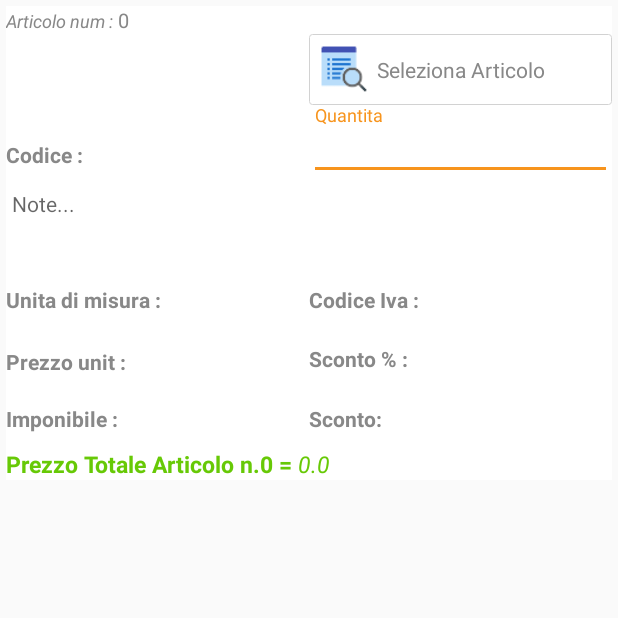
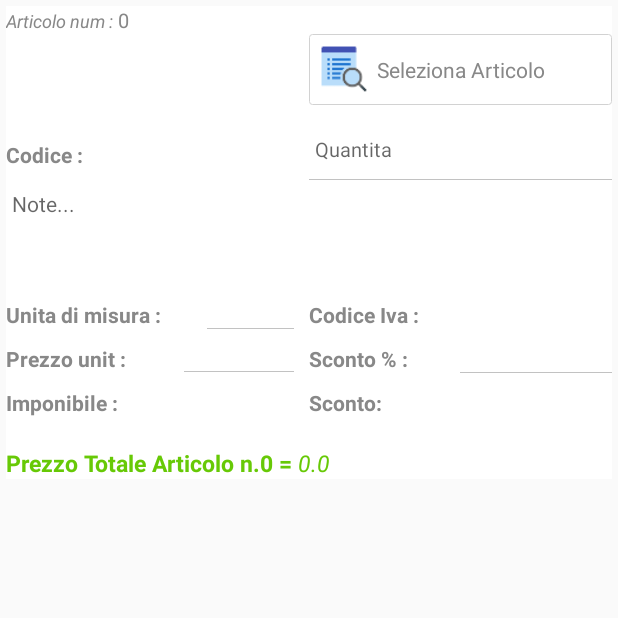
Before and after one commit to Skerdy/VisionMob, an Android app: the fragment ArticleRowFragment shown on its own in the app's theme, on a phone screen of 412 x 824 dp, the top half of it. Run offline under Robolectric (Android 15) with nearby library versions, the phone set to English and light mode, and no system bars; 5 statements that could not run were skipped.

```diff
--- a/app/src/main/java/it/visionmobya/models/customModels/DocumentState.java
+++ b/app/src/main/java/it/visionmobya/models/customModels/DocumentState.java
@@ -27,6 +27,7 @@ public class DocumentState implements Serializable, Parcelable {
     private Integer numerArticolo;
     private Double scontoPercentuale;
     private Double ivaValueUponPrice;
+    private String unitaDiMisura;
     @Builder.Default
     private boolean bindDirectly = false;
 
@@ -77,6 +78,7 @@ public class DocumentState implements Serializable, Parcelable {
         } else {
             ivaValueUponPrice = in.readDouble();
         }
+        unitaDiMisura = in.readString();
         bindDirectly = in.readByte() != 0;
     }
 
@@ -132,6 +134,7 @@ public class DocumentState implements Serializable, Parcelable {
             dest.writeByte((byte) 1);
             dest.writeDouble(ivaValueUponPrice);
         }
+        dest.writeString(unitaDiMisura);
         dest.writeByte((byte) (bindDirectly ? 1 : 0));
     }
 
--- a/app/src/main/java/it/visionmobya/utils/DocumentStateHelper.java
+++ b/app/src/main/java/it/visionmobya/utils/DocumentStateHelper.java
@@ -71,9 +71,7 @@ public class DocumentStateHelper {
                 documentState.setPrezzoTotaleArticle(total_price);
                 return false;
             }
-
             return true;
-
     }
 
     private static int validateArticleScontoPErcentuale(Article article){
--- a/app/src/main/java/it/visionmobya/utils/Utils.java
+++ b/app/src/main/java/it/visionmobya/utils/Utils.java
@@ -22,7 +22,7 @@ public class Utils {
 
     public static String getAgentWorkingDirectory(String agentUserName, String directory){
         StringBuilder stringBuilder = new StringBuilder();
-        String agentCode = agentUserName.replace("agente", "");
+        String agentCode = agentUserName.toLowerCase().replace("agente", "");
         stringBuilder.append("/").append(agentCode).append("/").append(directory);
         Log.d("directory " , " dir : " + stringBuilder.toString());
         return stringBuilder.toString();
--- a/app/src/main/res/layout/article_row_fragment.xml
+++ b/app/src/main/res/layout/article_row_fragment.xml
@@ -1,7 +1,10 @@
 <?xml version="1.0" encoding="utf-8"?>
 <ScrollView
     xmlns:android="http://schemas.android.com/apk/res/android"
+    xmlns:tools="http://schemas.android.com/tools"
     android:layout_width="match_parent"
+    android:focusable="true"
+    android:focusableInTouchMode="true"
     android:layout_height="match_parent">
 <RelativeLayout
     android:layout_width="match_parent"
@@ -68,6 +71,8 @@
                 </ImageView>
 
                 <TextView
+                    android:focusable="true"
+                    android:focusableInTouchMode="true"
                     android:layout_width="wrap_content"
                     android:layout_height="wrap_content"
                     android:layout_marginLeft="4dp"
@@ -111,6 +116,7 @@
             <android.support.design.widget.TextInputLayout
                 android:layout_width="0dp"
                 android:layout_weight="1"
+                android:background="@drawable/edit_text_design"
                 android:layout_height="wrap_content">
                 <EditText
                     android:id="@+id/article_quantita"
@@ -118,7 +124,7 @@
                     android:layout_height="match_parent"
                     android:hint="Quantita"
                     android:textColor="#000"
-                    android:inputType="number"
+                    android:inputType="numberDecimal"
                     android:textSize="13sp"/>
             </android.support.design.widget.TextInputLayout>
 
@@ -149,6 +155,7 @@
 
         <!--Rreshti i trete-->
         <LinearLayout
+            android:layout_marginTop="10dp"
             android:layout_width="match_parent"
             android:layout_height="wrap_content"
             android:weightSum="2"
@@ -168,14 +175,17 @@
                     android:layout_height="wrap_content"
                     android:text="Unita di misura :"
                     android:textStyle="bold"
-                    android:layout_weight="1.3"/>
+                    android:layout_weight="1.4"/>
 
-                <TextView
+                <EditText
                     android:id="@+id/unita_misura"
                     android:layout_width="0dp"
-                    android:textColor="#67c906"
-                    android:layout_weight="076"
-                    android:layout_height="match_parent" />
+                    android:layout_weight="0.6"
+                    android:textColor="#A9A9A9"
+                    android:textSize="13sp"
+                    android:layout_marginEnd="10dp"
+                    android:layout_height="wrap_content"
+                    android:background="@drawable/edit_text_design" />
             </LinearLayout>
 
             <!-- Codice Iva djathtas-->
@@ -207,6 +217,7 @@
             android:layout_width="match_parent"
             android:layout_height="wrap_content"
             android:weightSum="2"
+            android:layout_marginTop="10dp"
             android:gravity="center_vertical"
             android:orientation="horizontal">
 
@@ -215,33 +226,30 @@
                 android:layout_weight="1"
                 android:gravity="center_vertical"
                 android:layout_width="0dp"
+                android:weightSum="2"
                 android:layout_height="wrap_content"
                 android:orientation="horizontal">
 
                 <TextView
-                    android:paddingTop="10dp"
                     android:layout_width="0dp"
-                    android:layout_marginTop="2dp"
                     android:layout_height="wrap_content"
                     android:text="Prezzo unit :"
-                    android:paddingBottom="10dp"
                     android:textStyle="bold"
-                    android:layout_weight="1"/>
+                    android:layout_weight="1.2"/>
 
-                <android.support.design.widget.TextInputLayout
+
+                <EditText
+                    android:id="@+id/prezzo_unit"
                     android:layout_width="0dp"
-                    android:layout_weight="1"
+                    android:layout_weight="0.8"
+                    android:textColor="#A9A9A9"
+                    android:textSize="13sp"
+                    android:inputType="numberDecimal"
+                    android:layout_marginRight="10dp"
+                    android:layout_marginLeft="10dp"
                     android:layout_height="wrap_content"
-                    android:paddingBottom="10dp">
-                    <EditText
-                        android:id="@+id/prezzo_unit"
-                        android:layout_width="match_parent"
-                        android:layout_height="wrap_content"
-                        android:inputType="number"
-                        android:textColor="#000"
-                        android:textSize="13sp"/>
+                    android:background="@drawable/edit_text_design" />
 
-                </android.support.design.widget.TextInputLayout>
 
             </LinearLayout>
 
@@ -249,6 +257,7 @@
             <LinearLayout
                 android:layout_weight="1"
                 android:layout_width="0dp"
+                android:weightSum="2"
                 android:layout_height="wrap_content"
                 android:orientation="horizontal">
 
@@ -259,11 +268,15 @@
                     android:textStyle="bold"
                     android:layout_weight="1"/>
 
-                <TextView
+                <EditText
                     android:id="@+id/sconto_percentuale"
                     android:layout_width="0dp"
                     android:layout_weight="1"
-                    android:layout_height="wrap_content" />
+                    android:textSize="13sp"
+                    android:textColor="#A9A9A9"
+                    android:inputType="numberDecimal"
+                    android:layout_height="wrap_content"
+                    android:background="@drawable/edit_text_design" />
             </LinearLayout>
 
         </LinearLayout>
@@ -275,6 +288,7 @@
             android:layout_height="wrap_content"
             android:weightSum="2"
             android:gravity="center_vertical"
+            android:layout_marginTop="10dp"
             android:orientation="horizontal">
 
             <!-- unita di misura majtas-->
@@ -305,12 +319,13 @@
                 android:layout_weight="1"
                 android:layout_width="0dp"
                 android:layout_height="wrap_content"
+                android:weightSum="2"
                 android:orientation="horizontal">
 
                 <TextView
                     android:layout_width="0dp"
                     android:layout_height="wrap_content"
-                    android:text="Sconto:"
+                    android:text="Sconto: "
                     android:textStyle="bold"
                     android:layout_weight="1"/>
 
@@ -328,7 +343,7 @@
             android:gravity="left"
             android:layout_width="match_parent"
             android:layout_height="wrap_content"
-            android:layout_marginTop="10dp"
+            android:layout_marginTop="20dp"
             android:orientation="horizontal">
 
             <TextView
--- a/app/src/main/res/mipmap-anydpi-v26/ic_launcher.xml
+++ /dev/null
@@ -1,5 +0,0 @@
-<?xml version="1.0" encoding="utf-8"?>
-<adaptive-icon xmlns:android="http://schemas.android.com/apk/res/android">
-    <background android:drawable="@drawable/ic_launcher_background" />
-    <foreground android:drawable="@drawable/ic_launcher_foreground" />
-</adaptive-icon>
--- a/app/src/main/res/mipmap-anydpi-v26/ic_launcher_round.xml
+++ /dev/null
@@ -1,5 +0,0 @@
-<?xml version="1.0" encoding="utf-8"?>
-<adaptive-icon xmlns:android="http://schemas.android.com/apk/res/android">
-    <background android:drawable="@drawable/ic_launcher_background" />
-    <foreground android:drawable="@drawable/ic_launcher_foreground" />
-</adaptive-icon>
```
Also changed, not shown: app/src/main/AndroidManifest.xml (+4 -4 lines), app/src/main/java/it/visionmobya/activities/OrdineClienteActivity.java (+4 -4 lines), app/src/main/java/it/visionmobya/fragments/ArticleRowFragment.java (+144 -79 lines), app/src/main/java/it/visionmobya/utils/ValidatorHelper.java (added, +29 -0 lines), app/src/main/res/drawable-hdpi/ic_icon_launcher.png (added), app/src/main/res/drawable-mdpi/ic_icon_launcher.png (added), app/src/main/res/drawable-xhdpi/ic_icon_launcher.png (added), app/src/main/res/drawable-xxhdpi/ic_icon_launcher.png (added), app/src/main/res/drawable-xxxhdpi/ic_icon_launcher.png (added), app/src/main/res/mipmap-hdpi/ic_launcher.png, app/src/main/res/mipmap-mdpi/ic_launcher.png, app/src/main/res/mipmap-xhdpi/ic_launcher.png, app/src/main/res/mipmap-xxhdpi/ic_launcher.png, app/src/main/res/mipmap-xxxhdpi/ic_launcher.png.
